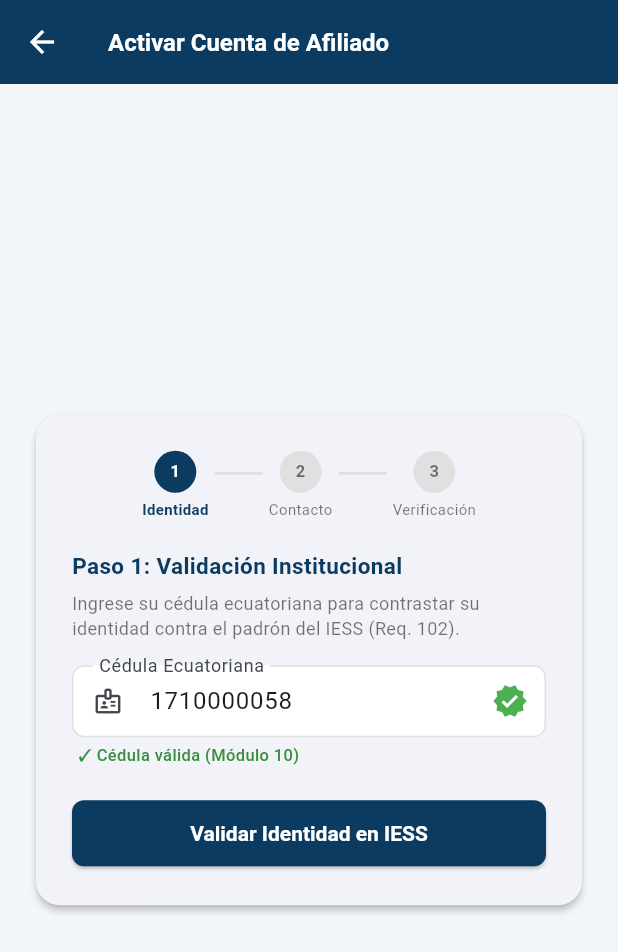
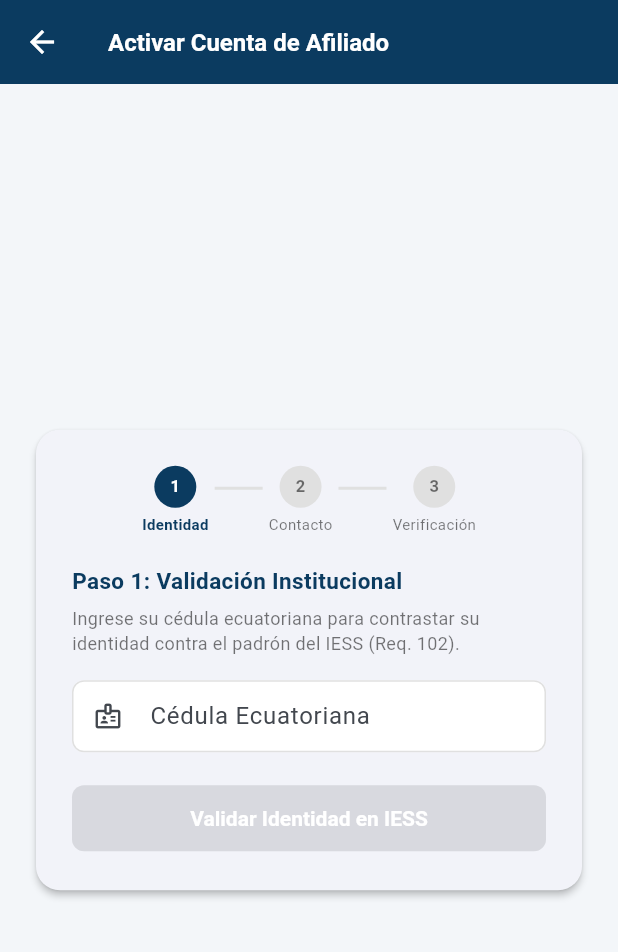
Before and after one commit to JoshSy01/Seguridad-de-Software, a Flutter app: the screen it shows after launch, after a tap on "Activar Cuenta de Afiliado (Registro)", on a phone screen of 412 x 824 dp. Shown: the top 952 px of the screen. Run offline on Flutter 3.47's test engine with Material 3 defaults, Android fonts, the phone set to English and light mode, and no system bars; accounts and stored records are empty.

Commit message:
fix: Aplicacion movil actualizada

```diff
--- a/app_movil/examen_iess/lib/screens/login_screen.dart
+++ b/app_movil/examen_iess/lib/screens/login_screen.dart
@@ -15,8 +15,8 @@ class _LoginScreenState extends State<LoginScreen> {
   final _api = ApiService();
 
   // Estados de Login
-  final _cedulaController = TextEditingController(text: '1710000017');
-  final _passwordController = TextEditingController(text: 'ClaveSegura#IESS2026!');
+  final _cedulaController = TextEditingController();
+  final _passwordController = TextEditingController();
   final _otpController = TextEditingController();
 
   bool _isOtpStep = false;
@@ -424,7 +424,7 @@ class _LoginScreenState extends State<LoginScreen> {
                         maxLength: 10,
                         decoration: InputDecoration(
                           labelText: 'Número de Cédula Ecuatoriana',
-                          hintText: '1710000017',
+                          hintText: '1710000000',
                           prefixIcon: const Icon(Icons.badge_outlined, size: 20),
                           border: const OutlineInputBorder(),
                           counterText: '',
--- a/app_movil/examen_iess/lib/screens/registro_afiliado_screen.dart
+++ b/app_movil/examen_iess/lib/screens/registro_afiliado_screen.dart
@@ -17,12 +17,12 @@ class _RegistroAfiliadoScreenState extends State<RegistroAfiliadoScreen> {
   String? _errorMessage;
 
   // Paso 0: Cédula
-  final _cedulaController = TextEditingController(text: '1710000058');
+  final _cedulaController = TextEditingController();
   Map<String, dynamic>? _padronData;
 
   // Paso 1: Datos contacto y contraseña
-  final _emailController = TextEditingController(text: 'diego.morales@mail.com');
-  final _telefonoController = TextEditingController(text: '0998887766');
+  final _emailController = TextEditingController();
+  final _telefonoController = TextEditingController();
   final _passwordController = TextEditingController();
 
   // Paso 2: OTP
@@ -266,7 +266,7 @@ class _RegistroAfiliadoScreenState extends State<RegistroAfiliadoScreen> {
                         maxLength: 10,
                         decoration: InputDecoration(
                           labelText: 'Cédula Ecuatoriana',
-                          hintText: '1710000058',
+                          hintText: '1710000000',
                           prefixIcon: const Icon(Icons.badge_outlined, size: 20),
                           border: const OutlineInputBorder(),
                           counterText: '',
```
